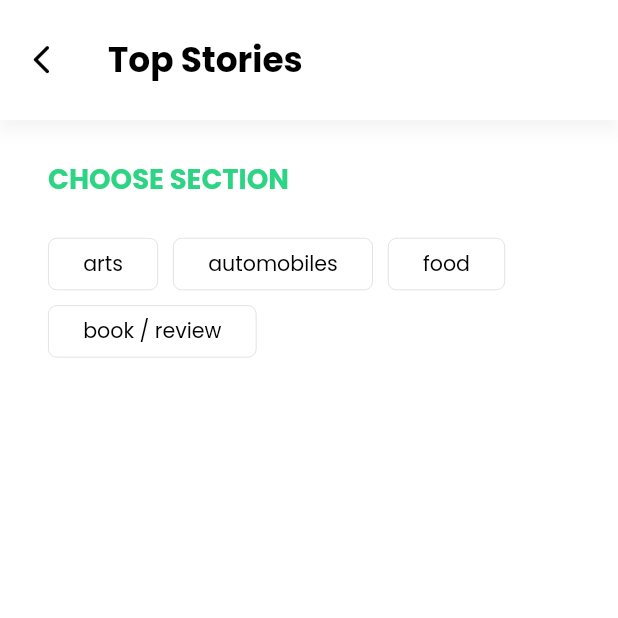
After one commit to Khoruma/flutter_app, a Flutter app: the PixelHomePage screen opened by its route, after a tap on "Go To Categories Section", on a phone screen of 412 x 824 dp, the top half of it. The commit adds this screen. Run offline on Flutter 3.47's test engine with Material 2 defaults, Android fonts, the phone set to English and light mode, and no system bars; our stand-ins replace flutter_bloc, flutter_screenutil, flutter_svg, fluttertoast, freezed_annotation, google_fonts.

Commit message:
Pixel Top Stories

```diff
--- a/lib/main.dart
+++ b/lib/main.dart
@@ -9,6 +9,7 @@ import 'package:flutter_bootcamp/ui/pixel_app/pixel_home_page.dart';
 import 'package:flutter_bootcamp/ui/pixel_app/pixel_main_page.dart';
 import 'package:flutter_bootcamp/ui/pixel_app/pixel_setting_page.dart';
 import 'package:flutter_bootcamp/ui/pixel_app/pixel_splash_page.dart';
+import 'package:flutter_bootcamp/ui/pixel_app/pixel_top_stories.dart';
 import 'package:flutter_bootcamp/ui/playground/counter_page.dart';
 import 'package:flutter_bootcamp/ui/playground/dummy_ui_next_page.dart';
 import 'package:flutter_bootcamp/ui/playground/dummy_ui_page.dart';
@@ -55,6 +56,7 @@ class MyApp extends StatelessWidget {
               '/pixel-explore': (context) => const PixelExplorePage(),
               '/pixel-collection': (context) => const PixelCollectionPage(),
               '/pixel-setting': (context) => const PixelSettingPage(),
+              '/pixel-top': (context) => const PixelTopStoriesPage(),
             },
           );
         },
--- a/lib/ui/pixel_app/pixel_home_page.dart
+++ b/lib/ui/pixel_app/pixel_home_page.dart
@@ -31,11 +31,16 @@ class PixelHomePage extends StatelessWidget {
                   style: context.textTheme.bodySmall,
                 ),
                 UIHelper.verticalSpace(10),
-                Container(
+                InkWell(
+                  onTap: () {
+                    Navigator.pushNamed(context, '/pixel-top');
+                  },
+                  child: Container(
                     width: double.infinity,
                     height: UIHelper.setHeight(40),
                     decoration: BoxDecoration(
-                    border: Border.all(color: ColorConstant.primary, width: 1),
+                      border:
+                          Border.all(color: ColorConstant.primary, width: 1),
                       borderRadius: UIHelper.borderRadiusCircular(all: 10),
                     ),
                     child: Padding(
@@ -55,6 +60,7 @@ class PixelHomePage extends StatelessWidget {
                             height: UIHelper.setHeight(12),
                           )
                         ],
+                      ),
                     ),
                   ),
                 ),
--- /dev/null
+++ b/lib/ui/pixel_app/pixel_top_stories.dart
@@ -0,0 +1,67 @@
+import 'package:flutter/material.dart';
+import 'package:flutter_bootcamp/core/common/colors_const.dart';
+import 'package:flutter_bootcamp/core/utils/text_theme_extension.dart';
+import 'package:flutter_bootcamp/core/utils/ui_helper.dart';
+import 'package:flutter_bootcamp/ui/widgets/chip_custom.dart';
+
+class PixelTopStoriesPage extends StatelessWidget {
+  const PixelTopStoriesPage({super.key});
+
+  @override
+  Widget build(BuildContext context) {
+    return Scaffold(
+      appBar: AppBar(
+        leading: IconButton(
+          onPressed: () {
+            Navigator.pop(context);
+          },
+          icon: Icon(
+            Icons.arrow_back_ios_rounded,
+            size: UIHelper.setHeight(18),
+          ),
+        ),
+        title: Text(
+          'Top Stories',
+          style: context.textTheme.displayLarge,
+        ),
+      ),
+      body: Padding(
+        padding: UIHelper.padding(top: 20, horizontal: UIHelper.defaultPadding),
+        child: Column(
+          crossAxisAlignment: CrossAxisAlignment.start,
+          children: [
+            Text(
+              'CHOOSE SECTION',
+              style: context.textTheme.displaySmall?.copyWith(
+                color: ColorConstant.green,
+              ),
+            ),
+            UIHelper.verticalSpace(20),
+            Wrap(
+              spacing: 10,
+              runSpacing: 10,
+              children: [
+                ChipCustom(
+                  onTap: () {},
+                  title: 'arts',
+                ),
+                ChipCustom(
+                  onTap: () {},
+                  title: 'automobiles',
+                ),
+                ChipCustom(
+                  onTap: () {},
+                  title: 'food',
+                ),
+                ChipCustom(
+                  onTap: () {},
+                  title: 'book / review',
+                ),
+              ],
+            ),
+          ],
+        ),
+      ),
+    );
+  }
+}
```
Lines whose indentation alone changed are shown as unchanged.
